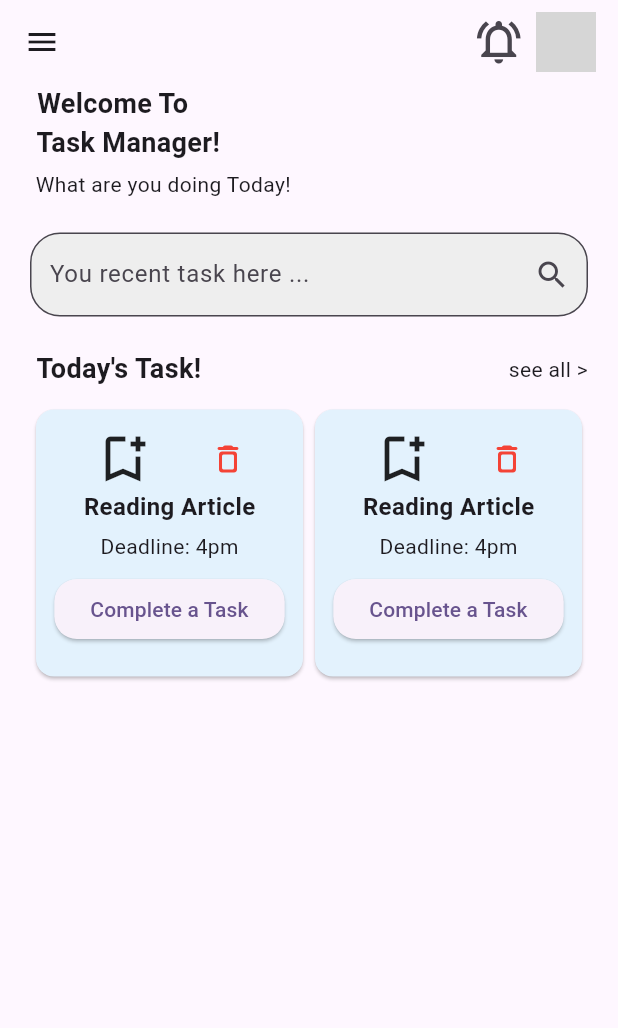
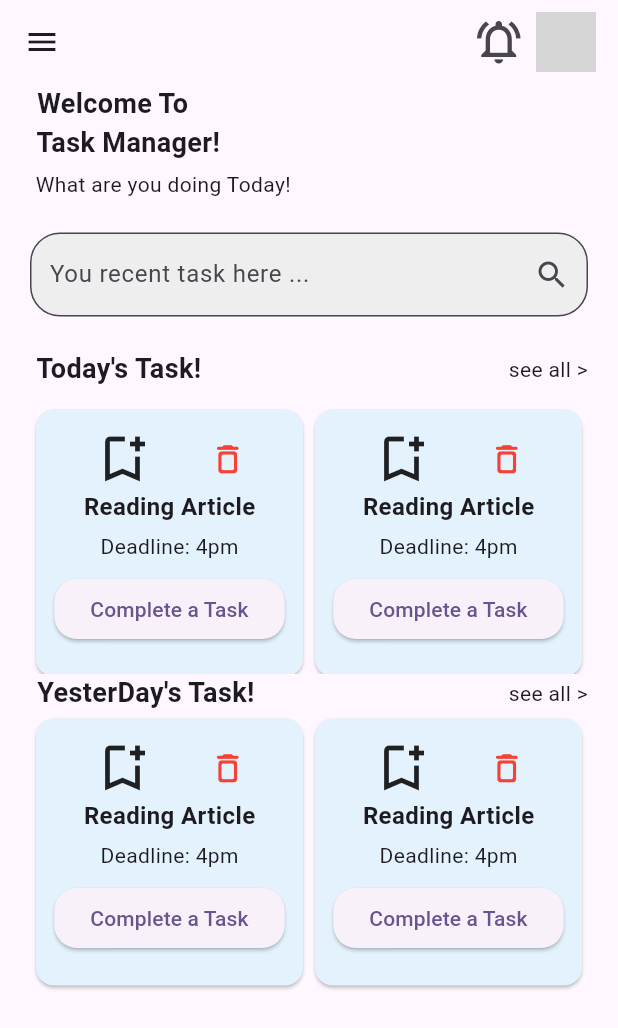
Before and after one commit to mervinkogei/flutter_trial_todo_app, a Flutter app: the HomeScreen screen opened directly, on a phone screen of 412 x 824 dp. Shown: the top 1028 px of the screen. Run offline on Flutter 3.47's test engine with Material 3 defaults, Android fonts, the phone set to English and light mode, and no system bars; missing offline and left inert: splash_view; grey boxes are pictures that could not be loaded.

Commit message:
refactor: Refactored the home screen

```diff
--- a/lib/Screens/home.dart
+++ b/lib/Screens/home.dart
@@ -1,7 +1,10 @@
+import 'package:flutter/cupertino.dart';
 import 'package:flutter/material.dart';
 import 'package:flutter/services.dart';
+import 'package:flutter/widgets.dart';
 import 'package:trial_todo_app/Utils/data_function.dart';
 import 'package:trial_todo_app/widgets/searchBar_widget.dart';
+import 'package:trial_todo_app/widgets/taskCard_widget.dart';
 
 import '../Utils/textStyling.dart';
 
@@ -13,10 +16,18 @@ class HomeScreen extends StatefulWidget {
 }
 
 class _HomeScreenState extends State<HomeScreen> {
+ var itemCounter = 2;
+
+@override
+  void initState() {
+
+    super.initState();
+  }
+
   @override
   Widget build(BuildContext context) {
     SystemChrome.setSystemUIOverlayStyle(
-        const SystemUiOverlayStyle(statusBarColor: Colors.transparent
+        const SystemUiOverlayStyle(statusBarColor: Colors.white
             //color set to transperent or set your own color
             ));
 
@@ -59,23 +70,43 @@ class _HomeScreenState extends State<HomeScreen> {
              * Added a a custom Widget of SearchBar
              */
               SearchBarWidget(),
-              const Row(
+               Row(
                 mainAxisAlignment: MainAxisAlignment.spaceBetween,
                 children: [
-                  Text(
+                  const Text(
                     ' Today\'s Task!',
                     style: ThemeStyling.welcomeTitle,
                   ),
-                  Text(' see all >'),
+                  InkWell(
+                    onTap: (){
+                      setState(() {
+                        if(itemCounter ==2){
+                          setState(() {
+                            itemCounter = 12;
+                          });
+                        }else{
+                          setState(() {
+                            itemCounter =2;
+                          });
+                        }
+                      });
+
+                    },
+                    child: Text( itemCounter == 2 ? ' see all >': 'Hide ^')),
                 ],
               ),
               const SizedBox(height: 10,),
-              Column(
+              Container(
+                height: itemCounter != 12? 180: 350,
+                child: Column(
                   children: [
-                  GridView.count(
+                    Expanded(
+                      child: SingleChildScrollView(
+                        child: GridView.count(
                             shrinkWrap: true,
+                            physics: const NeverScrollableScrollPhysics(),
                             crossAxisCount: 2,
-                      children: List.generate(2, (index) {
+                            children: List.generate(itemCounter, (index) {
                               return Card(
                                 color: Colors.blue[50],
                                 child: Column(
@@ -86,15 +117,16 @@ class _HomeScreenState extends State<HomeScreen> {
                                       mainAxisAlignment:
                                           MainAxisAlignment.spaceEvenly,
                                       children: [
-                                  Icon(
+                                        const Icon(
                                           Icons.bookmark_add_outlined,
                                           size: 40,
                                         ),
                                         InkWell(
                                           onTap: ()=> DataFunction.showAlertDialog(context),
-                                    child: Icon(
+                                          child: const Icon(
                                             Icons.delete_outline_rounded,
                                             color: Colors.red,
+                                            size: 25,
                                           ),
                                         ),
                                       ],
@@ -123,7 +155,7 @@ class _HomeScreenState extends State<HomeScreen> {
                                                   borderRadius:
                                                       BorderRadius.circular(15))),
                                           onPressed: () {},
-                                    child: Text(
+                                          child: const Text(
                                             'Complete a Task',
                                             textAlign: TextAlign.center,
                                           )),
@@ -132,7 +164,44 @@ class _HomeScreenState extends State<HomeScreen> {
                                 ),
                               );
                             })),
+                      ),
+                    ),
                   ],
+                ),
+              ),
+              Visibility(
+                visible: itemCounter == 12? false: true,
+                child: Column(
+                  children: [
+                            Row(
+                  mainAxisAlignment: MainAxisAlignment.spaceBetween,
+                  children: [
+                    Text(
+                      ' YesterDay\'s Task!',
+                      style: ThemeStyling.welcomeTitle,
+                    ),
+                    InkWell(
+                      onTap: (){
+                        setState(() {
+                          if(itemCounter ==2){
+                            setState(() {
+                              itemCounter = 12;
+                            });
+                          }else{
+                            setState(() {
+                              itemCounter =2;
+                            });
+                          }
+                        });
+
+                      },
+                      child: Text( itemCounter == 2 ? ' see all >': 'Hide ^')),
+                  ],
+                ),
+                TaskCardWidget()
+
+                  ],
+                ),
               )
             ],
           ),
--- /dev/null
+++ b/lib/widgets/taskCard_widget.dart
@@ -0,0 +1,70 @@
+import 'package:flutter/material.dart';
+import 'package:trial_todo_app/Utils/data_function.dart';
+import 'package:trial_todo_app/Utils/textStyling.dart';
+
+class TaskCardWidget extends StatelessWidget {
+  const TaskCardWidget({super.key});
+
+  @override
+  Widget build(BuildContext context) {
+    return GridView.count(
+        shrinkWrap: true,
+        physics: const NeverScrollableScrollPhysics(),
+        crossAxisCount: 2,
+        children: List.generate(2, (index) {
+          return Card(
+            color: Colors.blue[50],
+            child: Column(
+              crossAxisAlignment: CrossAxisAlignment.center,
+              mainAxisAlignment: MainAxisAlignment.center,
+              children: [
+                Row(
+                  mainAxisAlignment: MainAxisAlignment.spaceEvenly,
+                  children: [
+                    const Icon(
+                      Icons.bookmark_add_outlined,
+                      size: 40,
+                    ),
+                    InkWell(
+                      onTap: () => DataFunction.showAlertDialog(context),
+                      child: const Icon(
+                        Icons.delete_outline_rounded,
+                        color: Colors.red,
+                        size: 25,
+                      ),
+                    ),
+                  ],
+                ),
+                const Text(
+                  'Reading Article',
+                  style: ThemeStyling.taskCardTitle,
+                ),
+                const SizedBox(
+                  height: 5,
+                ),
+                const Row(
+                  mainAxisAlignment: MainAxisAlignment.center,
+                  crossAxisAlignment: CrossAxisAlignment.center,
+                  children: [
+                    Text('Deadline: '),
+                    Text('4pm'),
+                  ],
+                ),
+                Padding(
+                  padding: const EdgeInsets.all(8.0),
+                  child: ElevatedButton(
+                      style: ElevatedButton.styleFrom(
+                          shape: RoundedRectangleBorder(
+                              borderRadius: BorderRadius.circular(15))),
+                      onPressed: () {},
+                      child: const Text(
+                        'Complete a Task',
+                        textAlign: TextAlign.center,
+                      )),
+                )
+              ],
+            ),
+          );
+        }));
+  }
+}
```
Lines whose indentation alone changed are shown as unchanged.
